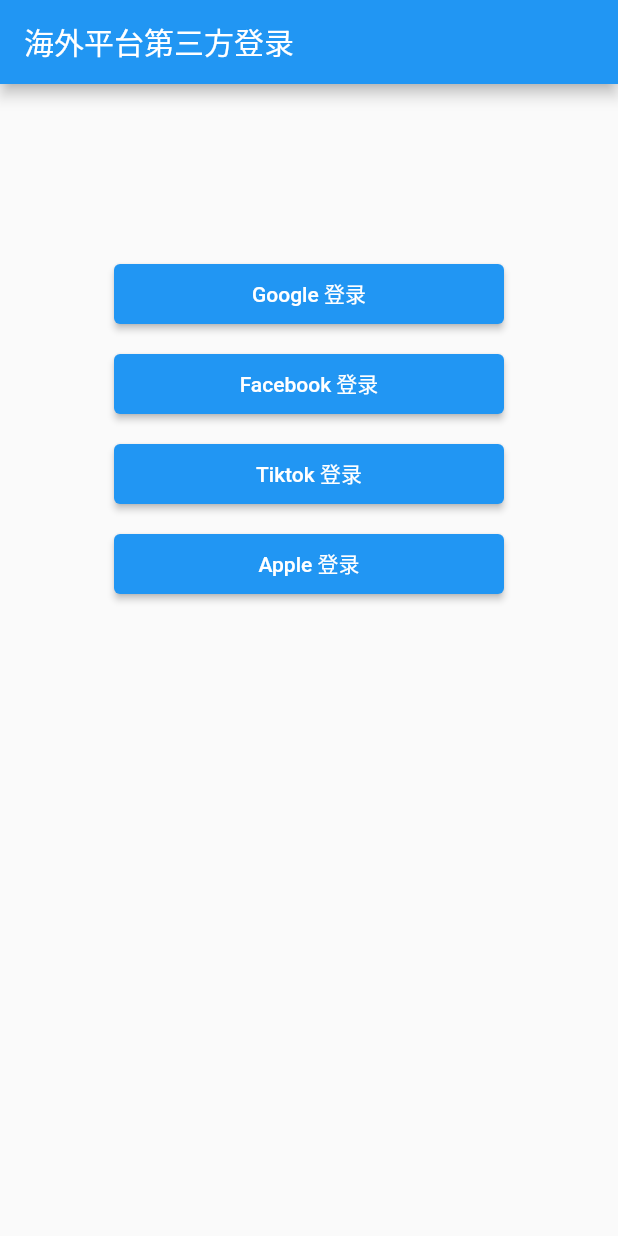
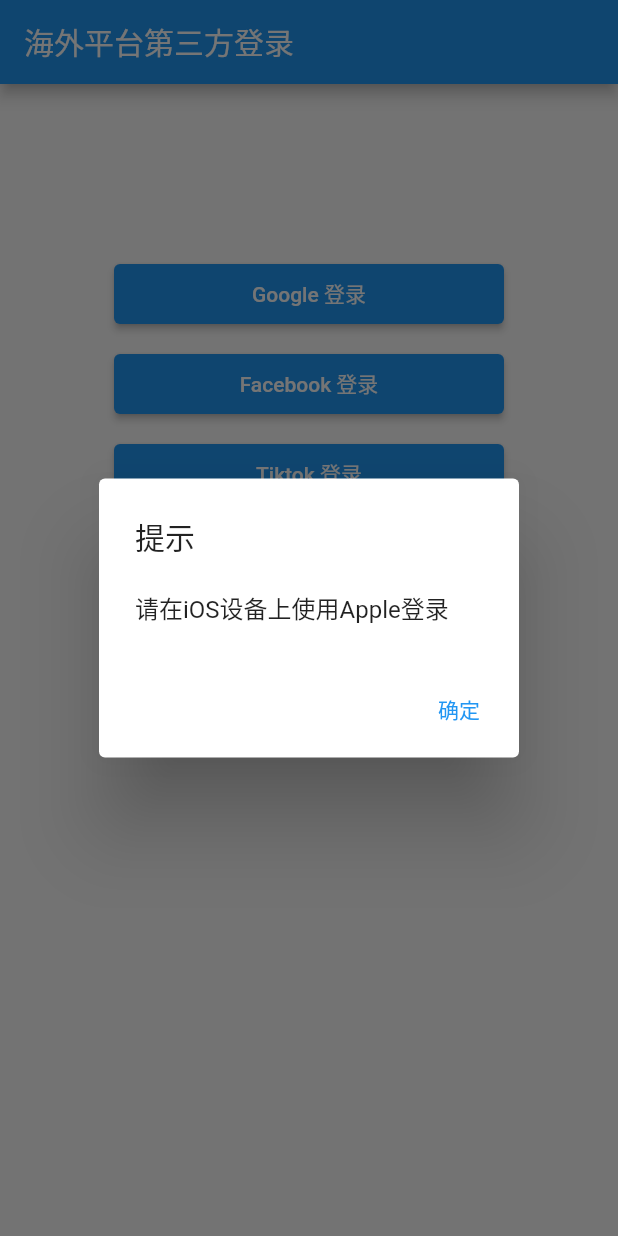
Before and after one commit to TheRuningAnt/FGTALogin, a Flutter app: the screen it shows after launch, after a tap on "Apple 登录", on a phone screen of 412 x 824 dp. Run offline on Flutter 3.47's test engine with Material 2 defaults, Android fonts, the phone set to English and light mode, and no system bars; our stand-ins replace dio, firebase_core, google_sign_in, sign_in_with_apple; missing offline and left inert: flutter_facebook_auth, flutter_tiktok_sdk; accounts and stored records are empty.

Commit message:
增加安卓端使用apple登录提示

```diff
--- a/fgta_login/lib/main.dart
+++ b/fgta_login/lib/main.dart
@@ -1,3 +1,5 @@
+import 'dart:io';
+
 import 'package:firebase_core/firebase_core.dart';
 import 'package:flutter/material.dart';
 import 'package:flutter_facebook_auth/flutter_facebook_auth.dart';
@@ -217,6 +219,28 @@
 
   //apple登录 - Action
   void _appleLoginAction() async{
+
+    if(Platform.isAndroid){
+      showDialog(
+          barrierDismissible: false, //表示点击灰色背景的时候是否消失弹出框
+          context: context,
+          builder: (context) {
+            return AlertDialog(
+              title: const Text("提示"),
+              content: const Text("请在iOS设备上使用Apple登录"),
+              actions: <Widget>[
+                TextButton(
+                  child: const Text("确定"),
+                  onPressed: () {
+                    Navigator.pop(context, "Ok");
+                  },
+                )
+              ],
+            );
+          });
+      return;
+    }
+
     final credential = await SignInWithApple.getAppleIDCredential(
       scopes: [
         AppleIDAuthorizationScopes.email,
```
